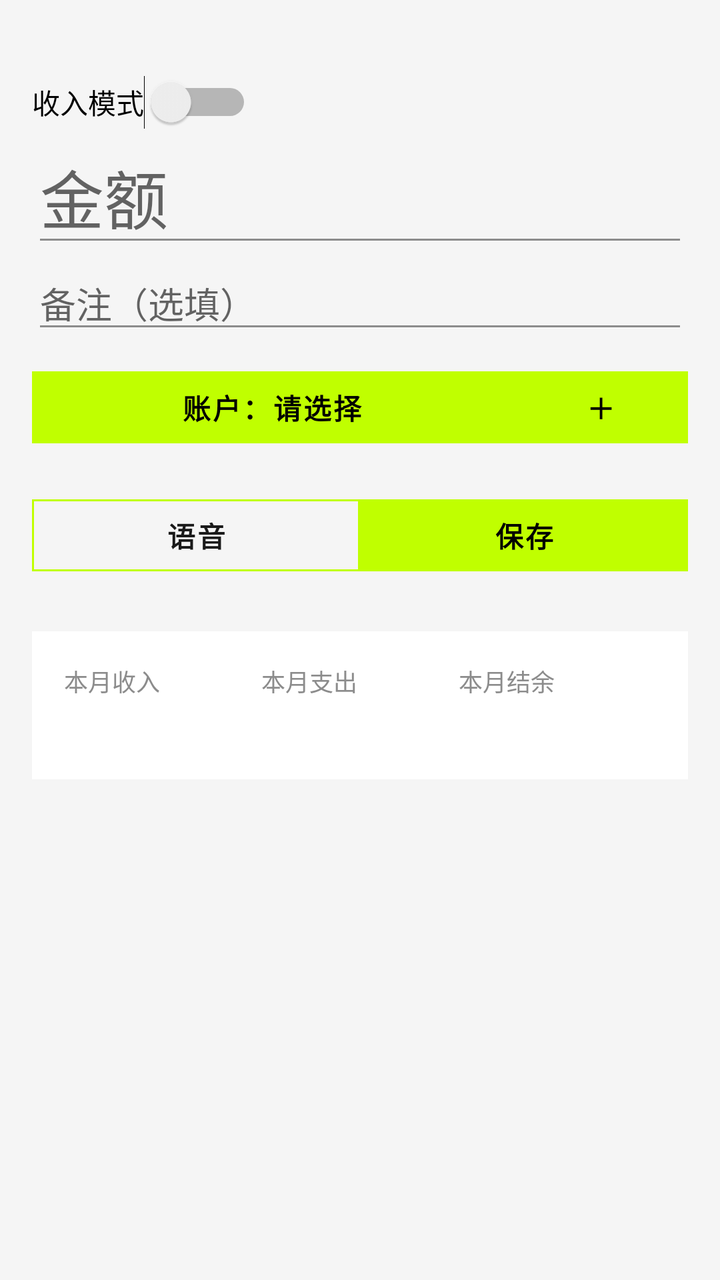
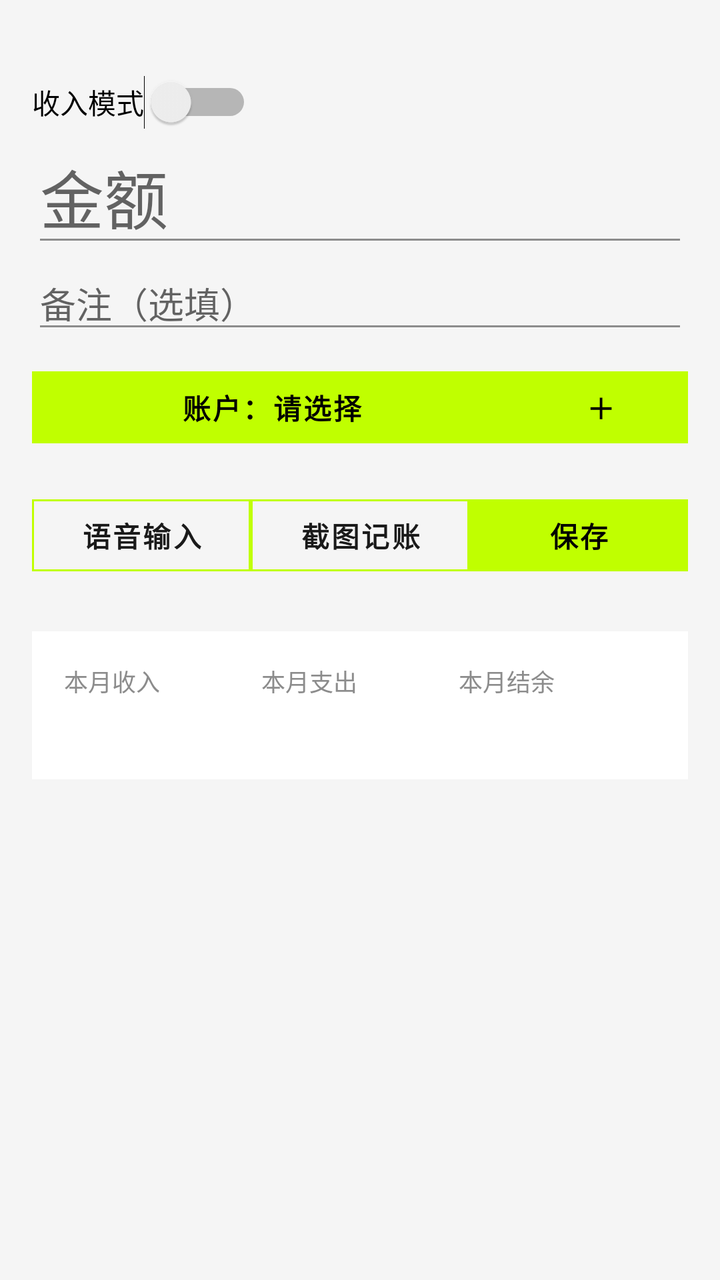

Compare the two renders of this Android layout. The source of the first and the diff that turns it into the second are given below.
<!-- AndroidManifest.xml: application theme Theme.PersonalAccounting -->
<!-- res/layout/fragment_record.xml -->
<?xml version="1.0" encoding="utf-8"?>
<ScrollView xmlns:android="http://schemas.android.com/apk/res/android"
    xmlns:app="http://schemas.android.com/apk/res-auto"
    android:layout_width="match_parent"
    android:layout_height="match_parent"
    android:fillViewport="true">

    <LinearLayout
        android:layout_width="match_parent"
        android:layout_height="wrap_content"
        android:orientation="vertical"
        android:padding="16dp">

        <TextView
            android:id="@+id/date_view"
            android:layout_width="wrap_content"
            android:layout_height="wrap_content"
            android:textStyle="bold"
            android:textSize="16sp"
            android:textColor="@color/text_primary" />

        <Switch
            android:id="@+id/sw_income"
            android:layout_width="wrap_content"
            android:layout_height="wrap_content"
            android:text="收入模式" />

        <EditText
            android:id="@+id/amount_input"
            android:layout_width="match_parent"
            android:layout_height="wrap_content"
            android:hint="@string/amount_hint"
            android:inputType="numberDecimal"
            android:fontFamily="monospace"
            android:textSize="32sp" />

        <EditText
            android:id="@+id/note_input"
            android:layout_width="match_parent"
            android:layout_height="wrap_content"
            android:hint="@string/note_hint"
            android:inputType="text"
            android:fontFamily="monospace" />

        
        <LinearLayout
            android:layout_width="match_parent"
            android:layout_height="wrap_content"
            android:orientation="horizontal"
            android:layout_marginTop="8dp">
            <Button
                android:id="@+id/account_button"
                android:layout_width="0dp"
                android:layout_height="wrap_content"
                android:layout_weight="1"
                android:text="账户：请选择" />
            <Button
                android:id="@+id/btn_add_account"
                android:layout_width="wrap_content"
                android:layout_height="wrap_content"
                android:text="＋" />
        </LinearLayout>

        
        <HorizontalScrollView
            android:layout_width="match_parent"
            android:layout_height="wrap_content"
            android:scrollbars="none">
            <LinearLayout
                android:id="@+id/category_bar"
                android:layout_width="wrap_content"
                android:layout_height="wrap_content"
                android:orientation="horizontal" />
        </HorizontalScrollView>

        <LinearLayout
            android:layout_width="match_parent"
            android:layout_height="wrap_content"
            android:orientation="horizontal"
            android:layout_marginTop="16dp">
            <Button
                style="@style/Widget.MaterialComponents.Button.OutlinedButton"
                android:id="@+id/btn_voice"
                android:layout_width="0dp"
                android:layout_height="wrap_content"
                android:layout_weight="1"
                android:text="@string/voice"
                android:textColor="@color/text_primary"
                app:cornerRadius="0dp"
                app:strokeColor="@color/accent" />
            <Button
                android:id="@+id/btn_save"
                android:layout_width="0dp"
                android:layout_height="wrap_content"
                android:layout_weight="1"
                android:text="@string/save" />
        </LinearLayout>

        
        <LinearLayout
            android:layout_width="match_parent"
            android:layout_height="wrap_content"
            android:orientation="horizontal"
            android:layout_marginTop="24dp"
            android:padding="16dp"
            android:background="@color/surface">

            <LinearLayout
                android:layout_width="0dp"
                android:layout_height="wrap_content"
                android:layout_weight="1"
                android:orientation="vertical">
                <TextView
                    android:layout_width="wrap_content"
                    android:layout_height="wrap_content"
                    android:text="本月收入"
                    android:textColor="@color/text_secondary"
                    android:textSize="12sp"
                    android:fontFamily="monospace" />
                <TextView
                    android:id="@+id/summary_income"
                    android:layout_width="wrap_content"
                    android:layout_height="wrap_content"
                    android:fontFamily="monospace"
                    android:textColor="@color/income"
                    android:textSize="18sp"
                    android:textStyle="bold" />
            </LinearLayout>

            <LinearLayout
                android:layout_width="0dp"
                android:layout_height="wrap_content"
                android:layout_weight="1"
                android:orientation="vertical">
                <TextView
                    android:layout_width="wrap_content"
                    android:layout_height="wrap_content"
                    android:text="本月支出"
                    android:textColor="@color/text_secondary"
                    android:textSize="12sp"
                    android:fontFamily="monospace" />
                <TextView
                    android:id="@+id/summary_expense"
                    android:layout_width="wrap_content"
                    android:layout_height="wrap_content"
                    android:fontFamily="monospace"
                    android:textColor="@color/expense"
                    android:textSize="18sp"
                    android:textStyle="bold" />
            </LinearLayout>

            <LinearLayout
                android:layout_width="0dp"
                android:layout_height="wrap_content"
                android:layout_weight="1"
                android:orientation="vertical">
                <TextView
                    android:layout_width="wrap_content"
                    android:layout_height="wrap_content"
                    android:text="本月结余"
                    android:textColor="@color/text_secondary"
                    android:textSize="12sp"
                    android:fontFamily="monospace" />
                <TextView
                    android:id="@+id/summary_balance"
                    android:layout_width="wrap_content"
                    android:layout_height="wrap_content"
                    android:fontFamily="monospace"
                    android:textColor="@color/text_primary"
                    android:textSize="18sp"
                    android:textStyle="bold" />
            </LinearLayout>
        </LinearLayout>
    </LinearLayout>
</ScrollView>
<!-- resources referenced by this layout -->
<resources>
  <color name="accent">#C0FF00</color>
  <color name="expense">#D64545</color>
  <color name="income">#2E9E24</color>
  <color name="surface">#FFFFFF</color>
  <color name="text_primary">#1A1A1A</color>
  <color name="text_secondary">#8C8C8C</color>
  <string name="amount_hint">金额</string>
  <string name="note_hint">备注（选填）</string>
  <string name="save">保存</string>
  <string name="voice">语音</string>
  <style name="Theme.PersonalAccounting" parent="Theme.MaterialComponents.DayNight.NoActionBar">
          <item name="colorPrimary">@color/primary</item>
          <item name="colorPrimaryDark">@color/primary_dark</item>
          <item name="colorAccent">@color/accent</item>
          <item name="colorSecondary">@color/accent</item>
          <item name="colorOnPrimary">#000000</item>
          <item name="colorOnSecondary">#000000</item>
          <item name="colorControlActivated">@color/accent</item>
          <item name="android:statusBarColor">@color/background</item>
          <item name="android:navigationBarColor">@color/background</item>
          <item name="android:windowLightStatusBar">true</item>
          <item name="android:windowBackground">@color/background</item>
          <item name="android:colorBackground">@color/background</item>
          <item name="android:textColorPrimary">@color/text_primary</item>
          <item name="android:textColorSecondary">@color/text_secondary</item>
          <item name="materialButtonStyle">@style/Widget.App.Button</item>
      </style>
  <color name="primary">#C0FF00</color>
  <color name="primary_dark">#A6D800</color>
  <color name="background">#F5F5F5</color>
  <style name="Widget.App.Button" parent="Widget.MaterialComponents.Button.UnelevatedButton">
          <item name="cornerRadius">0dp</item>
          <item name="backgroundTint">@color/primary</item>
          <item name="android:textColor">#000000</item>
          <item name="android:textStyle">bold</item>
          <item name="android:textAllCaps">true</item>
          <item name="android:letterSpacing">0.08</item>
      </style>
</resources>

<!-- the commit's change to res/layout/fragment_record.xml (unified diff, before → after) -->
@@ -89,6 +89,16 @@
                 app:cornerRadius="0dp"
                 app:strokeColor="@color/accent" />
             <Button
+                style="@style/Widget.MaterialComponents.Button.OutlinedButton"
+                android:id="@+id/btn_screenshot"
+                android:layout_width="0dp"
+                android:layout_height="wrap_content"
+                android:layout_weight="1"
+                android:text="截图记账"
+                android:textColor="@color/text_primary"
+                app:cornerRadius="0dp"
+                app:strokeColor="@color/accent" />
+            <Button
                 android:id="@+id/btn_save"
                 android:layout_width="0dp"
                 android:layout_height="wrap_content"
<!-- resource entries referenced after the edit -->
@@ -9,7 +9,7 @@
   <string name="amount_hint">金额</string>
   <string name="note_hint">备注（选填）</string>
   <string name="save">保存</string>
-  <string name="voice">语音</string>
+  <string name="voice">语音输入</string>
   <style name="Theme.PersonalAccounting" parent="Theme.MaterialComponents.DayNight.NoActionBar">
           <item name="colorPrimary">@color/primary</item>
           <item name="colorPrimaryDark">@color/primary_dark</item>
